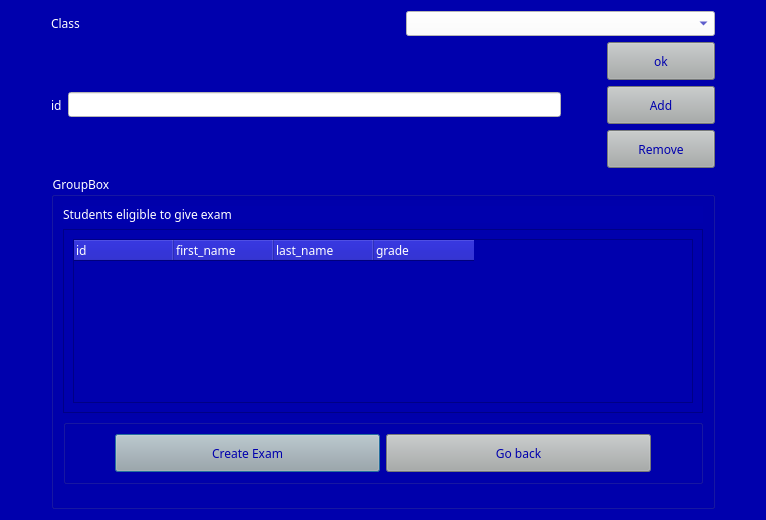
BiratBC/ExamSphereV1, file ExamSphereV1/addstudents.ui: the form before one commit.
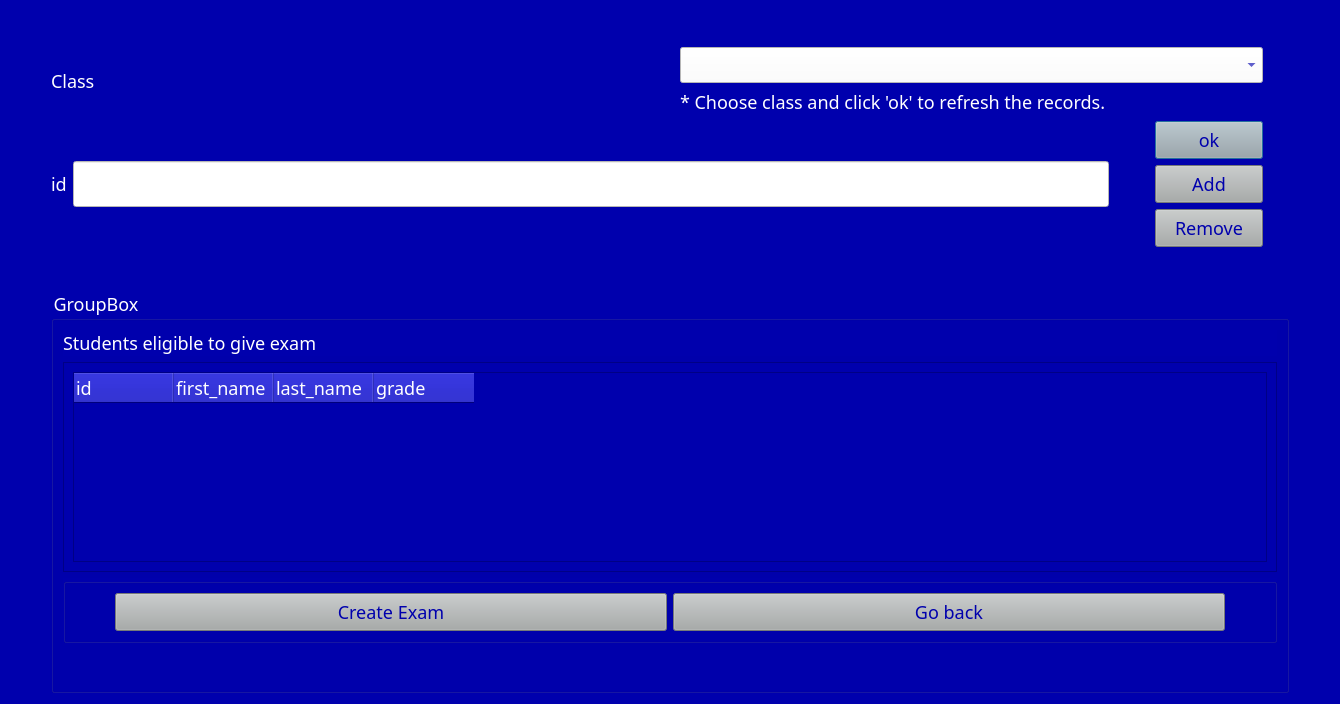
The form after the commit.

Diff of the .ui file:
```diff
--- a/ExamSphereV1/addstudents.ui
+++ b/ExamSphereV1/addstudents.ui
@@ -6,13 +6,14 @@
    <rect>
     <x>0</x>
     <y>0</y>
-    <width>766</width>
-    <height>520</height>
+    <width>1340</width>
+    <height>704</height>
    </rect>
   </property>
   <property name="font">
    <font>
     <family>AcPlus IBM CGA</family>
+    <pointsize>-1</pointsize>
     <italic>false</italic>
     <bold>false</bold>
    </font>
@@ -25,16 +26,20 @@
 	background-color: rgb(0, 0, 173);
 font-family:AcPlus IBM CGA;
 color:#fff;
+font-size:18px;
 }
 QLineEdit
 {	
 color:#0000ad;
 	background-color: rgb(255, 255, 255);
+height:40px;
 }
 QComboBox
 {
 color:#0000ad;
 	background-color: rgb(255, 255, 255);
+height:30px;
+width:80px;
 }
 QPushButton
 {	
@@ -45,12 +50,181 @@
 }
 QTableWidget
 {
-	
 	color: rgb(255, 255, 255);
 }</string>
   </property>
   <layout class="QGridLayout" name="gridLayout">
-   <item row="5" column="1">
+   <item row="0" column="1" colspan="2">
+    <spacer name="verticalSpacer_3">
+     <property name="orientation">
+      <enum>Qt::Vertical</enum>
+     </property>
+     <property name="sizeType">
+      <enum>QSizePolicy::Preferred</enum>
+     </property>
+     <property name="sizeHint" stdset="0">
+      <size>
+       <width>20</width>
+       <height>40</height>
+      </size>
+     </property>
+    </spacer>
+   </item>
+   <item row="1" column="1">
+    <layout class="QHBoxLayout" name="horizontalLayout">
+     <item>
+      <widget class="QLabel" name="label_2">
+       <property name="text">
+        <string>Class</string>
+       </property>
+      </widget>
+     </item>
+     <item>
+      <spacer name="horizontalSpacer">
+       <property name="orientation">
+        <enum>Qt::Horizontal</enum>
+       </property>
+       <property name="sizeType">
+        <enum>QSizePolicy::Preferred</enum>
+       </property>
+       <property name="sizeHint" stdset="0">
+        <size>
+         <width>40</width>
+         <height>20</height>
+        </size>
+       </property>
+      </spacer>
+     </item>
+     <item>
+      <layout class="QVBoxLayout" name="verticalLayout_5">
+       <item>
+        <widget class="QComboBox" name="comboBox"/>
+       </item>
+       <item>
+        <widget class="QLabel" name="label_4">
+         <property name="text">
+          <string>* Choose class and click 'ok' to refresh the records.</string>
+         </property>
+        </widget>
+       </item>
+      </layout>
+     </item>
+    </layout>
+   </item>
+   <item row="1" column="2">
+    <spacer name="verticalSpacer">
+     <property name="orientation">
+      <enum>Qt::Vertical</enum>
+     </property>
+     <property name="sizeType">
+      <enum>QSizePolicy::Preferred</enum>
+     </property>
+     <property name="sizeHint" stdset="0">
+      <size>
+       <width>20</width>
+       <height>40</height>
+      </size>
+     </property>
+    </spacer>
+   </item>
+   <item row="2" column="1">
+    <layout class="QHBoxLayout" name="horizontalLayout_4">
+     <item>
+      <layout class="QHBoxLayout" name="horizontalLayout_2">
+       <item>
+        <widget class="QLabel" name="label">
+         <property name="font">
+          <font>
+           <family>AcPlus IBM CGA</family>
+           <pointsize>-1</pointsize>
+          </font>
+         </property>
+         <property name="text">
+          <string>id</string>
+         </property>
+        </widget>
+       </item>
+       <item>
+        <widget class="QLineEdit" name="lineEdit"/>
+       </item>
+       <item>
+        <spacer name="horizontalSpacer_2">
+         <property name="orientation">
+          <enum>Qt::Horizontal</enum>
+         </property>
+         <property name="sizeType">
+          <enum>QSizePolicy::Preferred</enum>
+         </property>
+         <property name="sizeHint" stdset="0">
+          <size>
+           <width>40</width>
+           <height>20</height>
+          </size>
+         </property>
+        </spacer>
+       </item>
+      </layout>
+     </item>
+     <item>
+      <layout class="QVBoxLayout" name="verticalLayout">
+       <item>
+        <widget class="QPushButton" name="pushButton_4">
+         <property name="text">
+          <string>ok</string>
+         </property>
+        </widget>
+       </item>
+       <item>
+        <widget class="QPushButton" name="pushButton">
+         <property name="text">
+          <string>Add</string>
+         </property>
+        </widget>
+       </item>
+       <item>
+        <widget class="QPushButton" name="pushButton_2">
+         <property name="text">
+          <string>Remove</string>
+         </property>
+        </widget>
+       </item>
+      </layout>
+     </item>
+    </layout>
+   </item>
+   <item row="3" column="2">
+    <spacer name="verticalSpacer_2">
+     <property name="orientation">
+      <enum>Qt::Vertical</enum>
+     </property>
+     <property name="sizeType">
+      <enum>QSizePolicy::Preferred</enum>
+     </property>
+     <property name="sizeHint" stdset="0">
+      <size>
+       <width>20</width>
+       <height>40</height>
+      </size>
+     </property>
+    </spacer>
+   </item>
+   <item row="4" column="0">
+    <spacer name="horizontalSpacer_3">
+     <property name="orientation">
+      <enum>Qt::Horizontal</enum>
+     </property>
+     <property name="sizeType">
+      <enum>QSizePolicy::Preferred</enum>
+     </property>
+     <property name="sizeHint" stdset="0">
+      <size>
+       <width>40</width>
+       <height>20</height>
+      </size>
+     </property>
+    </spacer>
+   </item>
+   <item row="4" column="1" colspan="2">
     <widget class="QGroupBox" name="groupBox">
      <property name="title">
       <string>GroupBox</string>
@@ -75,8 +249,8 @@
             <rect>
              <x>0</x>
              <y>0</y>
-             <width>622</width>
-             <height>159</height>
+             <width>1196</width>
+             <height>209</height>
             </rect>
            </property>
            <layout class="QGridLayout" name="gridLayout_2">
@@ -203,87 +377,7 @@
      </layout>
     </widget>
    </item>
-   <item row="2" column="1">
-    <spacer name="verticalSpacer">
-     <property name="orientation">
-      <enum>Qt::Vertical</enum>
-     </property>
-     <property name="sizeType">
-      <enum>QSizePolicy::Preferred</enum>
-     </property>
-     <property name="sizeHint" stdset="0">
-      <size>
-       <width>20</width>
-       <height>40</height>
-      </size>
-     </property>
-    </spacer>
-   </item>
-   <item row="3" column="1">
-    <layout class="QHBoxLayout" name="horizontalLayout_4">
-     <item>
-      <layout class="QHBoxLayout" name="horizontalLayout_2">
-       <item>
-        <widget class="QLabel" name="label">
-         <property name="font">
-          <font>
-           <family>AcPlus IBM CGA</family>
-          </font>
-         </property>
-         <property name="text">
-          <string>id</string>
-         </property>
-        </widget>
-       </item>
-       <item>
-        <widget class="QLineEdit" name="lineEdit"/>
-       </item>
-       <item>
-        <spacer name="horizontalSpacer_2">
-         <property name="orientation">
-          <enum>Qt::Horizontal</enum>
-         </property>
-         <property name="sizeType">
-          <enum>QSizePolicy::Preferred</enum>
-         </property>
-         <property name="sizeHint" stdset="0">
-          <size>
-           <width>40</width>
-           <height>20</height>
-          </size>
-         </property>
-        </spacer>
-       </item>
-      </layout>
-     </item>
-     <item>
-      <layout class="QVBoxLayout" name="verticalLayout">
-       <item>
-        <widget class="QPushButton" name="pushButton_4">
-         <property name="text">
-          <string>ok</string>
-         </property>
-        </widget>
-       </item>
-       <item>
-        <widget class="QPushButton" name="pushButton">
-         <property name="text">
-          <string>Add</string>
-         </property>
-        </widget>
-       </item>
-       <item>
-        <widget class="QPushButton" name="pushButton_2">
-         <property name="text">
-          <string>Remove</string>
-         </property>
-        </widget>
-       </item>
-      </layout>
-     </item>
-    </layout>
-   </item>
-   <item row="5" column="2">
+   <item row="4" column="3">
     <spacer name="horizontalSpacer_4">
      <property name="orientation">
       <enum>Qt::Horizontal</enum>
@@ -299,88 +393,6 @@
      </property>
     </spacer>
    </item>
-   <item row="4" column="1">
-    <spacer name="verticalSpacer_2">
-     <property name="orientation">
-      <enum>Qt::Vertical</enum>
-     </property>
-     <property name="sizeType">
-      <enum>QSizePolicy::Preferred</enum>
-     </property>
-     <property name="sizeHint" stdset="0">
-      <size>
-       <width>20</width>
-       <height>40</height>
-      </size>
-     </property>
-    </spacer>
-   </item>
-   <item row="1" column="1">
-    <layout class="QHBoxLayout" name="horizontalLayout_3">
-     <item>
-      <layout class="QHBoxLayout" name="horizontalLayout">
-       <item>
-        <widget class="QLabel" name="label_2">
-         <property name="text">
-          <string>Class</string>
-         </property>
-        </widget>
-       </item>
-       <item>
-        <spacer name="horizontalSpacer">
-         <property name="orientation">
-          <enum>Qt::Horizontal</enum>
-         </property>
-         <property name="sizeType">
-          <enum>QSizePolicy::Preferred</enum>
-         </property>
-         <property name="sizeHint" stdset="0">
-          <size>
-           <width>40</width>
-           <height>20</height>
-          </size>
-         </property>
-        </spacer>
-       </item>
-       <item>
-        <widget class="QComboBox" name="comboBox"/>
-       </item>
-      </layout>
-     </item>
-    </layout>
-   </item>
-   <item row="5" column="0">
-    <spacer name="horizontalSpacer_3">
-     <property name="orientation">
-      <enum>Qt::Horizontal</enum>
-     </property>
-     <property name="sizeType">
-      <enum>QSizePolicy::Preferred</enum>
-     </property>
-     <property name="sizeHint" stdset="0">
-      <size>
-       <width>40</width>
-       <height>20</height>
-      </size>
-     </property>
-    </spacer>
-   </item>
-   <item row="0" column="1">
-    <spacer name="verticalSpacer_3">
-     <property name="orientation">
-      <enum>Qt::Vertical</enum>
-     </property>
-     <property name="sizeType">
-      <enum>QSizePolicy::Preferred</enum>
-     </property>
-     <property name="sizeHint" stdset="0">
-      <size>
-       <width>20</width>
-       <height>40</height>
-      </size>
-     </property>
-    </spacer>
-   </item>
   </layout>
  </widget>
  <resources/>
```
